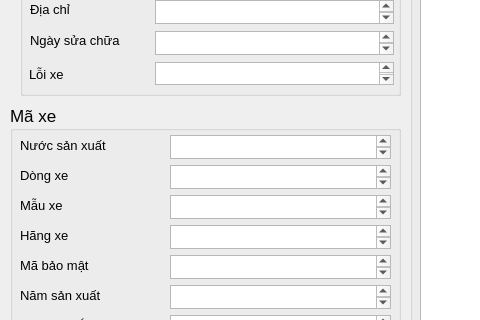
This is GUI/GUIdisplay.ui in Vuchauduytung/LuanVan as Qt 5 draws it before an edit; both pictures show x 0 to 480 and y 194 to 514 of the 987 by 670 pixel window. The edited form follows.
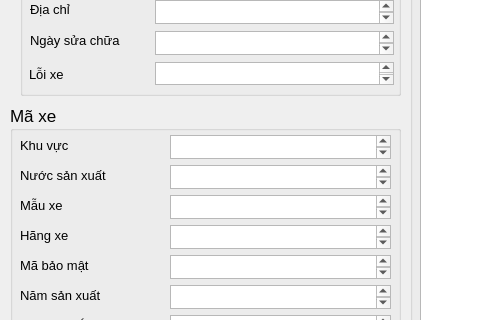
This is the edited form.

```diff
--- a/GUI/GUIdisplay.ui
+++ b/GUI/GUIdisplay.ui
@@ -245,7 +245,7 @@
     <property name="title">
      <string>Mã xe </string>
     </property>
-    <widget class="QLabel" name="label_contry">
+    <widget class="QLabel" name="label_area">
      <property name="geometry">
       <rect>
        <x>10</x>
@@ -260,7 +260,7 @@
       </font>
      </property>
      <property name="text">
-      <string>Nước sản xuất</string>
+      <string>Khu vực</string>
      </property>
     </widget>
     <widget class="QTextEdit" name="TE_num_product">
@@ -451,7 +451,7 @@
       <string>Hãng xe</string>
      </property>
     </widget>
-    <widget class="QLabel" name="label_branch">
+    <widget class="QLabel" name="label_contry">
      <property name="geometry">
       <rect>
        <x>10</x>
@@ -466,7 +466,7 @@
       </font>
      </property>
      <property name="text">
-      <string>Dòng xe</string>
+      <string>Nước sản xuất</string>
      </property>
     </widget>
     <widget class="QWidget" name="widget_vin_num" native="true">
```
Left out of the diff: 8 changed lines with no effect on the pictures.
